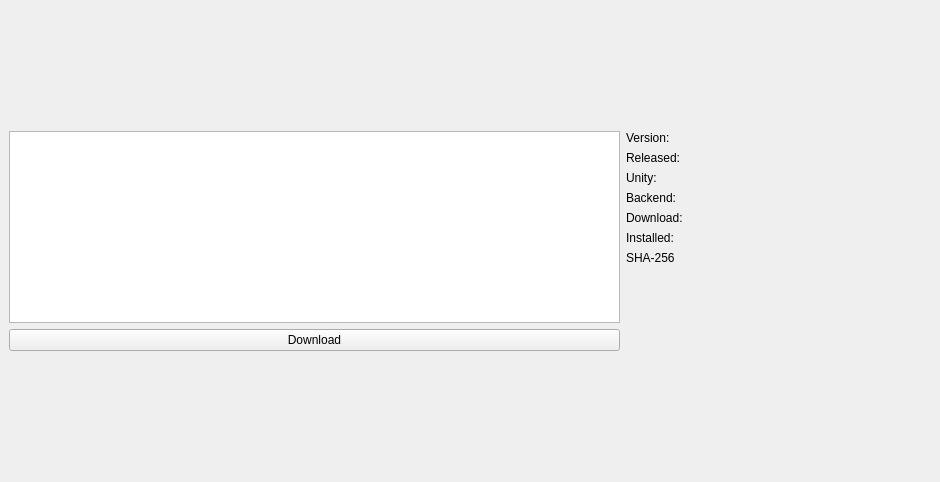
First picture: the form in mainwindow.ui, repository openkogama/openkogama-launcher, before the edit.
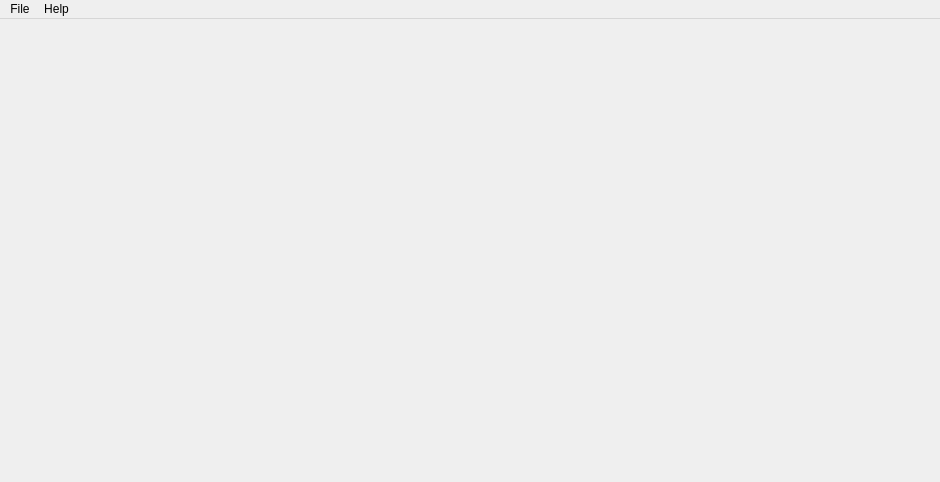
Second picture: the form after the edit.

Commit message: add discord, install icon, add menu bar, versions are now fetched from cdn.openkogama.org, install version is now separate dialog

What changed in the file:
```diff
--- a/mainwindow.ui
+++ b/mainwindow.ui
@@ -14,163 +14,42 @@
    <string>MainWindow</string>
   </property>
   <widget class="QWidget" name="centralwidget">
-   <layout class="QVBoxLayout" name="verticalLayout_2">
-    <item>
-     <layout class="QVBoxLayout" name="verticalLayout">
-      <item>
-       <spacer name="verticalSpacer">
-        <property name="orientation">
-         <enum>Qt::Orientation::Vertical</enum>
-        </property>
-        <property name="sizeHint" stdset="0">
-         <size>
-          <width>20</width>
-          <height>40</height>
-         </size>
-        </property>
-       </spacer>
-      </item>
-      <item>
-       <layout class="QHBoxLayout" name="horizontalLayout" stretch="2,1">
-        <item>
-         <layout class="QVBoxLayout" name="verticalLayout_3">
-          <item>
-           <widget class="QTreeView" name="versionsTreeView">
-            <property name="styleSheet">
-             <string notr="true">alternate-background-color: rgb(38, 38, 38);</string>
-            </property>
-           </widget>
-          </item>
-          <item>
-           <widget class="QPushButton" name="launchButton">
-            <property name="text">
-             <string>Download</string>
-            </property>
-           </widget>
-          </item>
-         </layout>
-        </item>
-        <item>
-         <layout class="QFormLayout" name="formLayout">
-          <item row="0" column="0">
-           <widget class="QLabel" name="label">
-            <property name="text">
-             <string>Version:</string>
-            </property>
-           </widget>
-          </item>
-          <item row="0" column="1">
-           <widget class="QLabel" name="versionValue">
-            <property name="text">
-             <string/>
-            </property>
-           </widget>
-          </item>
-          <item row="1" column="0">
-           <widget class="QLabel" name="label_3">
-            <property name="text">
-             <string>Released:</string>
-            </property>
-           </widget>
-          </item>
-          <item row="1" column="1">
-           <widget class="QLabel" name="releasedValue">
-            <property name="text">
-             <string/>
-            </property>
-           </widget>
-          </item>
-          <item row="2" column="0">
-           <widget class="QLabel" name="label_2">
-            <property name="text">
-             <string>Unity:</string>
-            </property>
-           </widget>
-          </item>
-          <item row="2" column="1">
-           <widget class="QLabel" name="unityValue">
-            <property name="text">
-             <string/>
-            </property>
-           </widget>
-          </item>
-          <item row="3" column="1">
-           <widget class="QLabel" name="backendValue">
-            <property name="text">
-             <string/>
-            </property>
-           </widget>
-          </item>
-          <item row="4" column="0">
-           <widget class="QLabel" name="label_5">
-            <property name="text">
-             <string>Download:</string>
-            </property>
-           </widget>
-          </item>
-          <item row="4" column="1">
-           <widget class="QLabel" name="downloadValue">
-            <property name="text">
-             <string/>
-            </property>
-           </widget>
-          </item>
-          <item row="5" column="0">
-           <widget class="QLabel" name="label_6">
-            <property name="text">
-             <string>Installed:</string>
-            </property>
-           </widget>
-          </item>
-          <item row="6" column="0">
-           <widget class="QLabel" name="label_8">
-            <property name="text">
-             <string>SHA-256</string>
-            </property>
-           </widget>
-          </item>
-          <item row="6" column="1">
-           <widget class="QLabel" name="shaValue">
-            <property name="text">
-             <string/>
-            </property>
-           </widget>
-          </item>
-          <item row="3" column="0">
-           <widget class="QLabel" name="label_4">
-            <property name="text">
-             <string>Backend:</string>
-            </property>
-           </widget>
-          </item>
-          <item row="5" column="1">
-           <widget class="QLabel" name="installedValue">
-            <property name="text">
-             <string/>
-            </property>
-           </widget>
-          </item>
-         </layout>
-        </item>
-       </layout>
-      </item>
-      <item>
-       <spacer name="verticalSpacer_2">
-        <property name="orientation">
-         <enum>Qt::Orientation::Vertical</enum>
-        </property>
-        <property name="sizeHint" stdset="0">
-         <size>
-          <width>20</width>
-          <height>40</height>
-         </size>
-        </property>
-       </spacer>
-      </item>
-     </layout>
-    </item>
-   </layout>
+   <layout class="QVBoxLayout" name="verticalLayout"/>
   </widget>
+  <widget class="QMenuBar" name="menuBar">
+   <property name="geometry">
+    <rect>
+     <x>0</x>
+     <y>0</y>
+     <width>940</width>
+     <height>21</height>
+    </rect>
+   </property>
+   <widget class="QMenu" name="menuFile">
+    <property name="title">
+     <string>File</string>
+    </property>
+    <addaction name="actionInstall"/>
+   </widget>
+   <widget class="QMenu" name="menuHelp">
+    <property name="title">
+     <string>Help</string>
+    </property>
+    <addaction name="actionDiscord"/>
+   </widget>
+   <addaction name="menuFile"/>
+   <addaction name="menuHelp"/>
+  </widget>
+  <action name="actionInstall">
+   <property name="text">
+    <string>Install Version</string>
+   </property>
+  </action>
+  <action name="actionDiscord">
+   <property name="text">
+    <string>Discord</string>
+   </property>
+  </action>
  </widget>
  <resources/>
  <connections/>
```
The commit also changes 11 other files.
